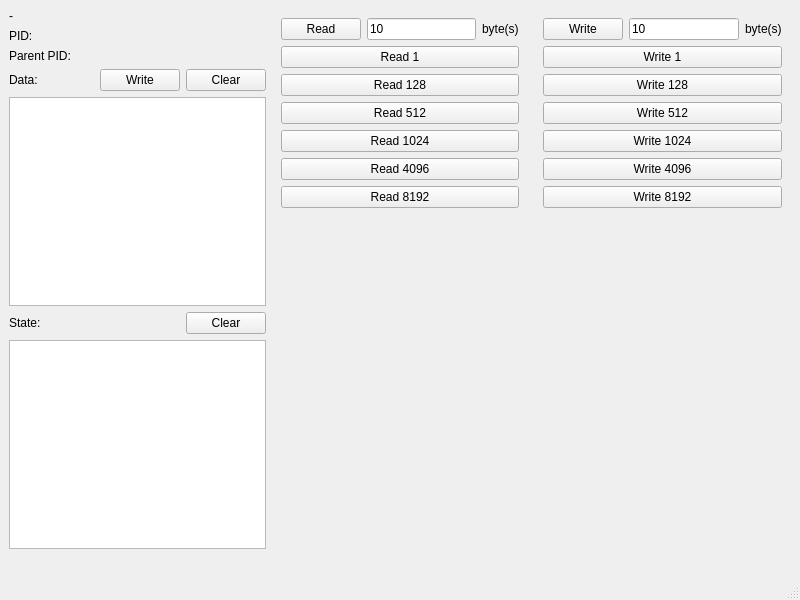
Before: the Qt Designer form Real/EX3/pipe/anonymousPipe/mainwindow.ui in wh201906/OS_course, drawn with Qt 5.
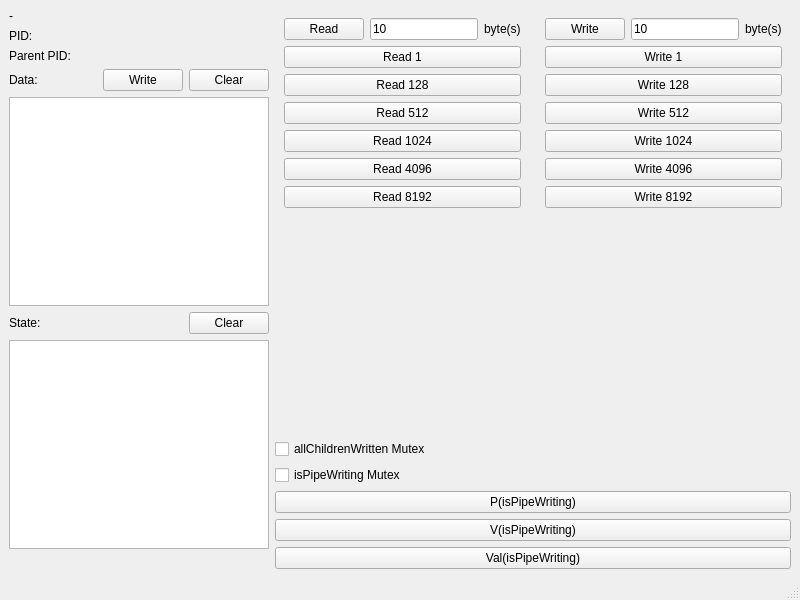
After: the same form once the commit is applied.

```diff
--- a/Real/EX3/pipe/anonymousPipe/mainwindow.ui
+++ b/Real/EX3/pipe/anonymousPipe/mainwindow.ui
@@ -14,7 +14,7 @@
    <string>MainWindow</string>
   </property>
   <widget class="QWidget" name="centralwidget">
-   <layout class="QHBoxLayout" name="horizontalLayout_5">
+   <layout class="QHBoxLayout" name="horizontalLayout_6">
     <item>
      <layout class="QVBoxLayout" name="verticalLayout_3">
       <item>
@@ -127,6 +127,10 @@
      </layout>
     </item>
     <item>
+     <layout class="QVBoxLayout" name="verticalLayout_4">
+      <item>
+       <layout class="QHBoxLayout" name="horizontalLayout_5">
+        <item>
      <widget class="QWidget" name="readWidget" native="true">
       <layout class="QVBoxLayout" name="verticalLayout">
        <item>
@@ -297,6 +301,45 @@
        </item>
       </layout>
      </widget>
+        </item>
+       </layout>
+      </item>
+      <item>
+       <widget class="QCheckBox" name="childMutexBox">
+        <property name="text">
+         <string>allChildrenWritten Mutex</string>
+        </property>
+       </widget>
+      </item>
+      <item>
+       <widget class="QCheckBox" name="pipeWMutexBox">
+        <property name="text">
+         <string>isPipeWriting Mutex</string>
+        </property>
+       </widget>
+      </item>
+      <item>
+       <widget class="QPushButton" name="pipeW_PButton">
+        <property name="text">
+         <string>P(isPipeWriting)</string>
+        </property>
+       </widget>
+      </item>
+      <item>
+       <widget class="QPushButton" name="pipeW_VButton">
+        <property name="text">
+         <string>V(isPipeWriting)</string>
+        </property>
+       </widget>
+      </item>
+      <item>
+       <widget class="QPushButton" name="pipeW_valButton">
+        <property name="text">
+         <string>Val(isPipeWriting)</string>
+        </property>
+       </widget>
+      </item>
+     </layout>
     </item>
    </layout>
   </widget>
```
Lines whose indentation alone changed are shown as unchanged.
